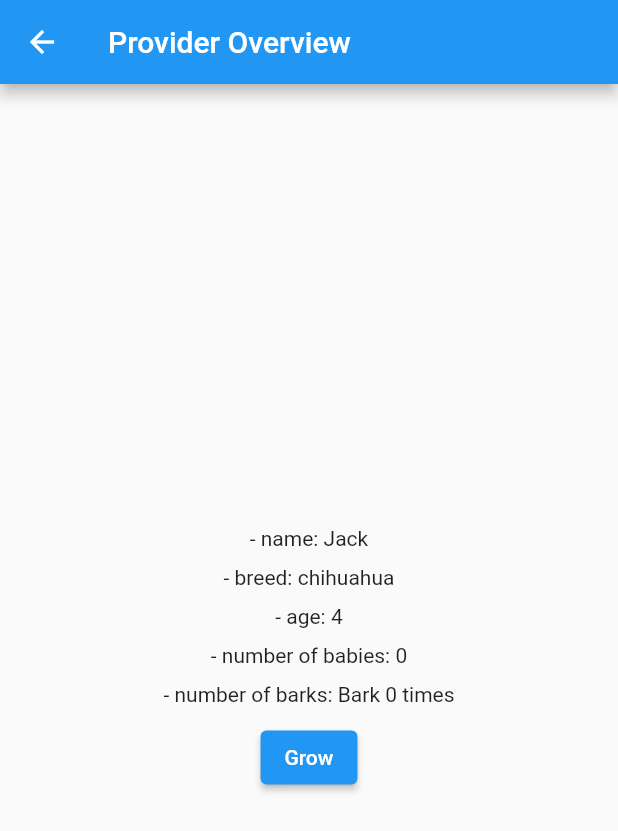
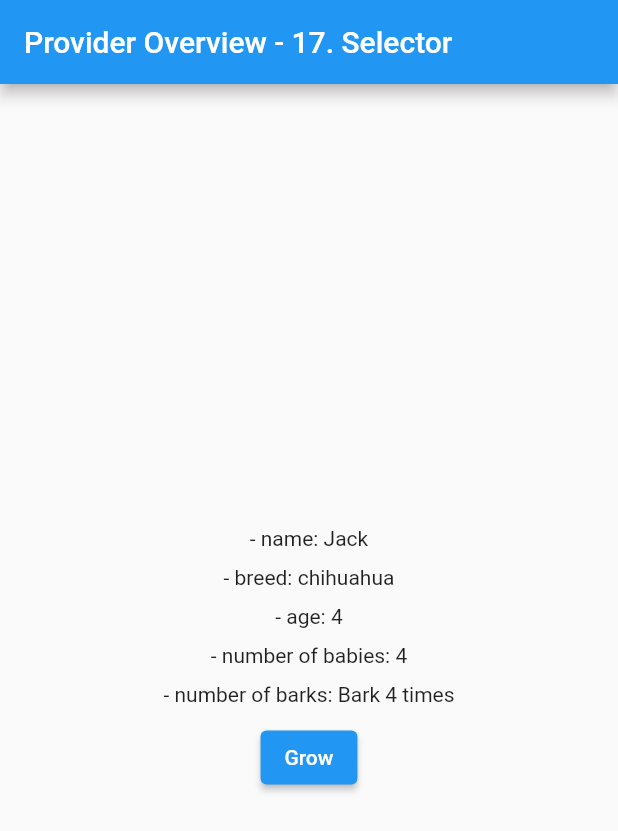
Before and after one commit to tajjacob/flutter_example, a Flutter app: the DogPage screen opened directly, after a tap on "Grow", on a phone screen of 412 x 824 dp. Shown: the top 831 px of the screen. Run offline on Flutter 3.47's test engine with Material 2 defaults, Android fonts, the phone set to English and light mode, and no system bars; our stand-ins replace permission_handler; missing offline and left inert: aad_oauth, health, health_kit.

Commit message:
⚗️ tutorial: 17. selector

```diff
--- a/lib/main.dart
+++ b/lib/main.dart
@@ -2,7 +2,7 @@ import 'package:flutter/material.dart';
 
 import 'src/core/multi_providers.dart';
 import 'src/features/microsoft_auth/presentation/pages/microsoft_auth_page.dart';
-import 'src/features/provider_overview/presentation/pages/tutorial_16_page.dart';
+import 'src/features/provider_overview/presentation/pages/dog_page.dart';
 
 void main() {
   runApp(const MyApp());
@@ -19,7 +19,7 @@ class MyApp extends StatelessWidget {
         theme: ThemeData(
           primarySwatch: Colors.blue,
         ),
-        home: const Tutorial16Page(), // HealthPage(),DogPage
+        home: const DogPage(), // HealthPage(),DogPage Tutorial16Page
         // home: const MicrosoftAuthPage(),
         navigatorKey: navigatorKey,
       ),
--- a/lib/src/features/provider_overview/presentation/pages/dog_page.dart
+++ b/lib/src/features/provider_overview/presentation/pages/dog_page.dart
@@ -16,16 +16,17 @@ class _DogPageState extends State<DogPage> {
   Widget build(BuildContext context) {
     return Scaffold(
       appBar: AppBar(
-        title: const Text('Provider Overview'),
+        title: const Text('Provider Overview - 17. Selector'),
       ),
-      body: Consumer<Dog>(
-        builder: (context, dog, child) {
+      body: Selector<Dog, String>(
+        selector: (context, dog) => dog.name,
+        builder: (context, String name, child) {
           return Center(
             child: Column(
               mainAxisSize: MainAxisSize.min,
               mainAxisAlignment: MainAxisAlignment.center,
               children: [
-                Text('- name: ${dog.name}'),
+                Text('- name: $name'),
                 const SizedBox(height: 10),
                 const BreedAndAge(),
               ],
--- a/lib/src/features/provider_overview/presentation/widgets/age_widget.dart
+++ b/lib/src/features/provider_overview/presentation/widgets/age_widget.dart
@@ -10,12 +10,13 @@ class Age extends StatelessWidget {
 
   @override
   Widget build(BuildContext context) {
-    return Consumer<Dog>(
-      builder: (_, dog, __) {
+    return Selector<Dog, int>(
+      selector: (context, dog) => dog.age,
+      builder: (_, int age, __) {
         return Column(
           mainAxisSize: MainAxisSize.min,
           children: [
-            Text('- age: ${dog.age}'),
+            Text('- age: $age'),
             const SizedBox(height: 10),
             Text('- number of babies: ${context.read<int>()}'),
             const SizedBox(height: 10),
@@ -23,7 +24,7 @@ class Age extends StatelessWidget {
             const SizedBox(height: 10),
             ElevatedButton(
                 onPressed: () {
-                  dog.grow();
+                  context.read<Dog>().grow();
                 },
                 child: const Text('Grow')),
           ],
--- a/lib/src/features/provider_overview/presentation/widgets/breed_age_widget.dart
+++ b/lib/src/features/provider_overview/presentation/widgets/breed_age_widget.dart
@@ -11,12 +11,13 @@ class BreedAndAge extends StatelessWidget {
 
   @override
   Widget build(BuildContext context) {
-    return Consumer<Dog>(
-      builder: (_, dog, __) {
+    return Selector<Dog, String>(
+      selector: (context, dog) => dog.breed,
+      builder: (_, String breed, __) {
         return Column(
           mainAxisSize: MainAxisSize.min,
           children: [
-            Text('- breed: ${dog.breed}'),
+            Text('- breed: $breed'),
             const SizedBox(height: 10),
             const Age(),
           ],
```
